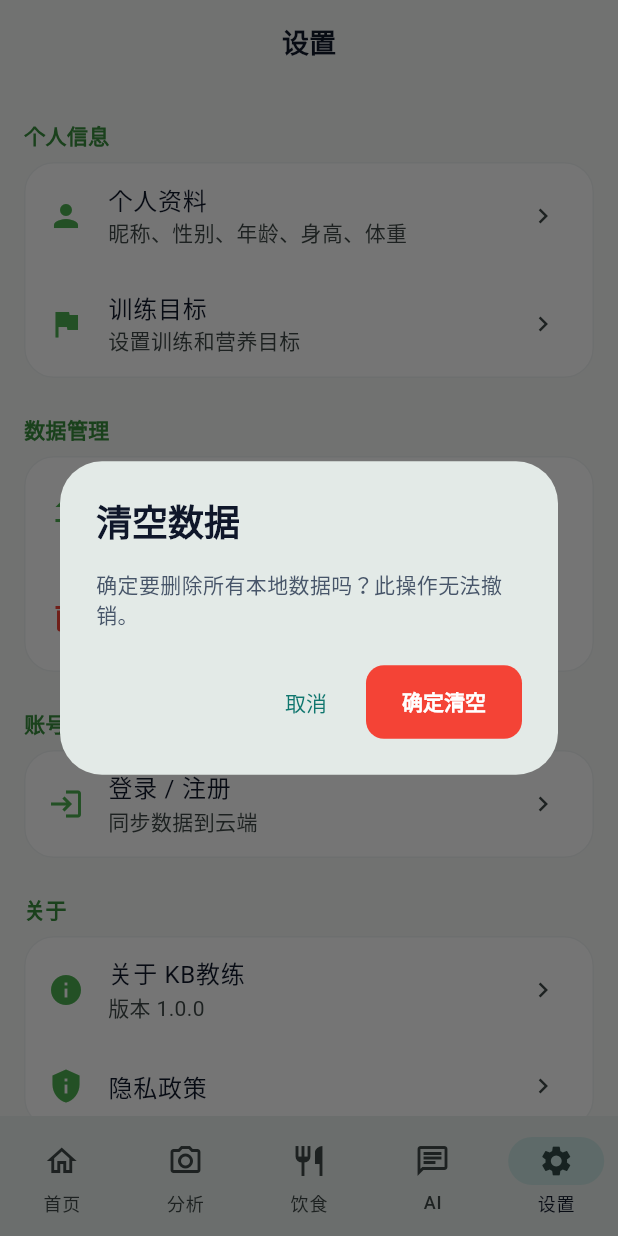
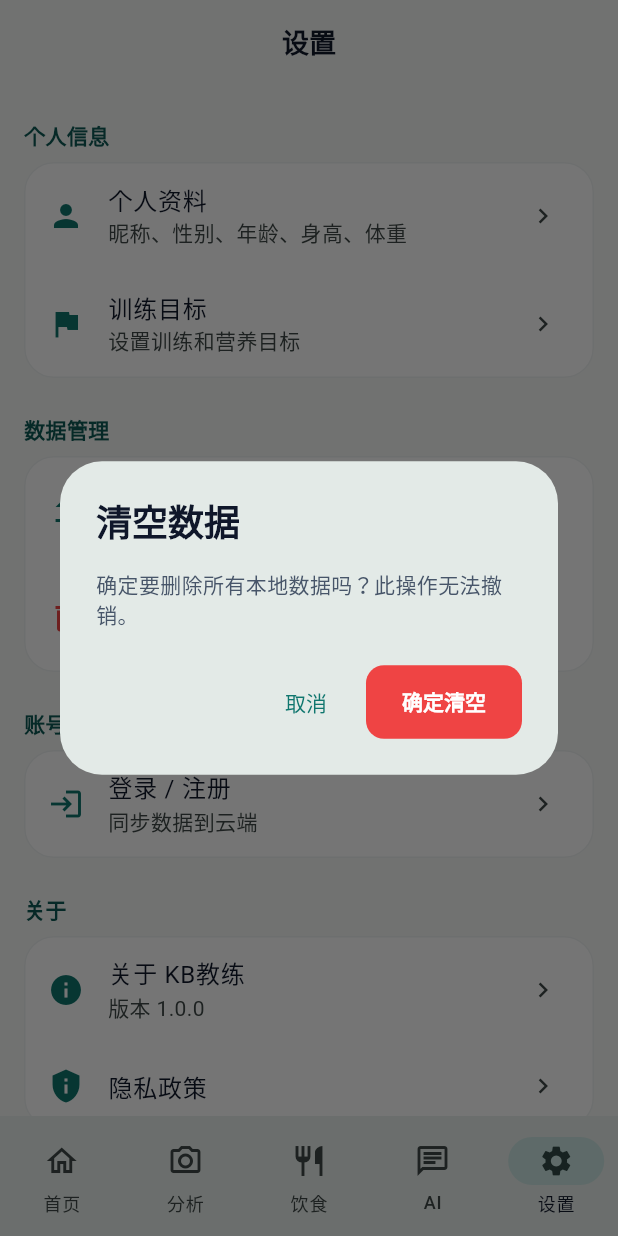
Before and after one commit to Miasakiii/KBjiaolian, a Flutter app: the SettingsScreen screen opened by its route, after a tap on "清空数据", on a phone screen of 412 x 824 dp. Run offline on Flutter 3.47's test engine with Material 3 defaults, Android fonts, the phone set to English and light mode, and no system bars; our stand-ins replace go_router, image_picker, share_plus, shared_preferences; accounts and stored records are empty.

Commit message:
feat(flutter): settings_screen token 化

```diff
--- a/mobile/lib/screens/settings_screen.dart
+++ b/mobile/lib/screens/settings_screen.dart
@@ -14,6 +14,7 @@ import '../providers/workout_provider.dart';
 import '../providers/nutrition_provider.dart';
 import '../providers/chat_provider.dart';
 import '../services/storage_service.dart';
+import '../theme/kb_colors.dart';
 
 class SettingsScreen extends StatelessWidget {
   const SettingsScreen({super.key});
@@ -77,7 +78,7 @@ class SettingsScreen extends StatelessWidget {
                 onTap: () {
                   _showClearDataDialog(context);
                 },
-                textColor: Colors.red,
+                textColor: KbColors.danger,
               ),
             ],
           ),
@@ -96,7 +97,7 @@ class SettingsScreen extends StatelessWidget {
                       title: '退出登录',
                       subtitle: auth.email,
                       onTap: () => _showLogoutDialog(context, auth),
-                      textColor: Colors.red,
+                      textColor: KbColors.danger,
                     );
                   } else {
                     return _buildListTile(
@@ -152,13 +153,11 @@ class SettingsScreen extends StatelessWidget {
           margin: const EdgeInsets.all(16),
           padding: const EdgeInsets.all(16),
           decoration: BoxDecoration(
-            gradient: const LinearGradient(
-              colors: [Color(0xFF16a34a), Color(0xFF15803d)],
-            ),
+            color: KbColors.brand,
             borderRadius: BorderRadius.circular(16),
             boxShadow: [
               BoxShadow(
-                color: const Color(0xFF16a34a).withValues(alpha: 0.3),
+                color: KbColors.brand.withValues(alpha: 0.16),
                 blurRadius: 12,
                 offset: const Offset(0, 4),
               ),
@@ -187,7 +186,7 @@ class SettingsScreen extends StatelessWidget {
                       style: const TextStyle(
                         color: Colors.white,
                         fontSize: 18,
-                        fontWeight: FontWeight.bold,
+                        fontWeight: FontWeight.w600,
                       ),
                     ),
                     if (auth.email != null)
@@ -231,10 +230,10 @@ class SettingsScreen extends StatelessWidget {
           padding: const EdgeInsets.fromLTRB(16, 24, 16, 8),
           child: Text(
             title,
-            style: TextStyle(
+            style: const TextStyle(
               fontSize: 14,
               fontWeight: FontWeight.w600,
-              color: Colors.green.shade700,
+              color: KbColors.brand600,
             ),
           ),
         ),
@@ -257,7 +256,7 @@ class SettingsScreen extends StatelessWidget {
     Color? textColor,
   }) {
     return ListTile(
-      leading: Icon(icon, color: textColor ?? Colors.green),
+      leading: Icon(icon, color: textColor ?? KbColors.brand),
       title: Text(
         title,
         style: TextStyle(color: textColor),
@@ -354,7 +353,7 @@ class SettingsScreen extends StatelessWidget {
               );
             },
             style: ElevatedButton.styleFrom(
-              backgroundColor: Colors.red,
+              backgroundColor: KbColors.danger,
             ),
             child: const Text('确定清空'),
           ),
@@ -383,7 +382,7 @@ class SettingsScreen extends StatelessWidget {
               }
             },
             style: ElevatedButton.styleFrom(
-              backgroundColor: Colors.red,
+              backgroundColor: KbColors.danger,
             ),
             child: const Text('退出'),
           ),
```
